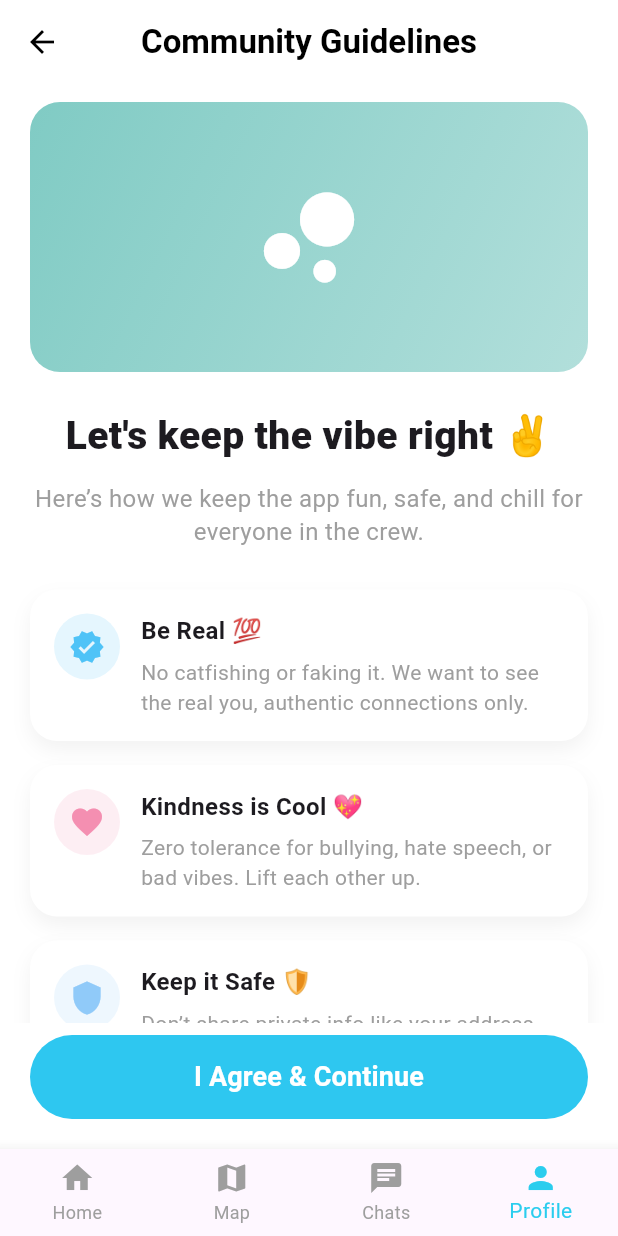
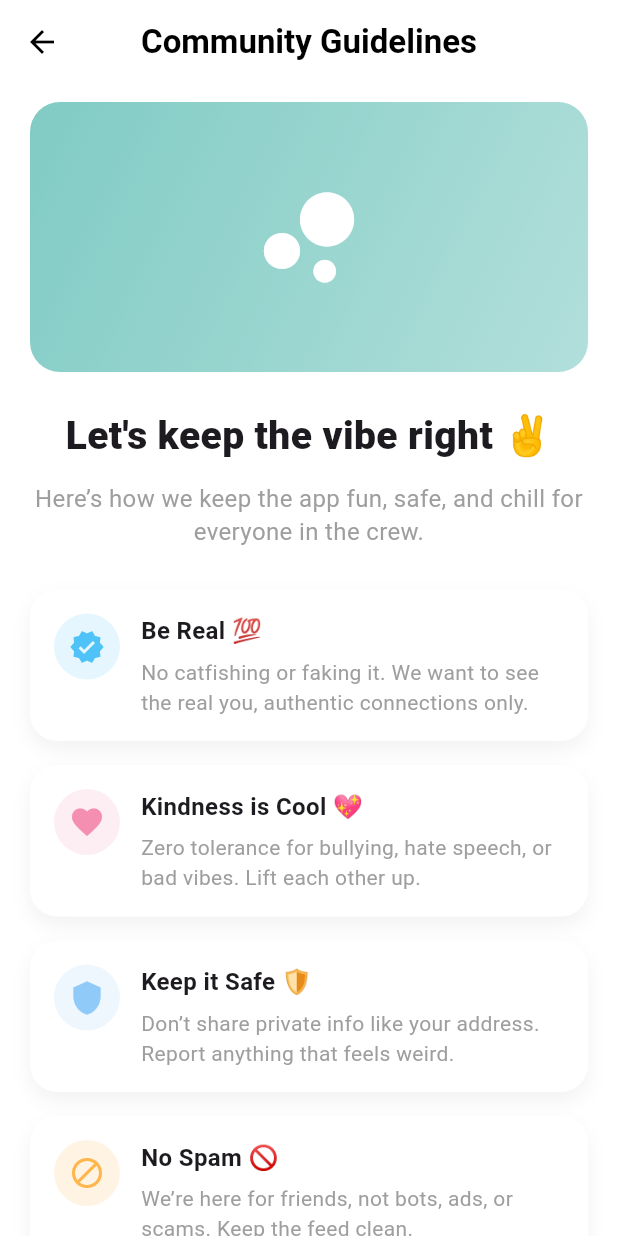
Before and after one commit to SajidSaleemKhattak/poke_up, a Flutter app: the SettingsScreen screen opened by its route, after a tap on "Community Guidelines", on a phone screen of 412 x 824 dp. Run offline on Flutter 3.47's test engine with Material 3 defaults, Android fonts, the phone set to English and light mode, and no system bars; our stand-ins replace cloud_firestore, firebase_auth, firebase_core, firebase_storage, flutter_dotenv, geocoding and 7 more; accounts and stored records are empty.

```diff
--- a/lib/ux/screens/navigation.dart
+++ b/lib/ux/screens/navigation.dart
@@ -68,7 +68,7 @@ class Navigation extends StatelessWidget {
     final String location = GoRouterState.of(context).uri.toString();
 
     if (location.startsWith('/app/map')) return 1;
-    if (location.startsWith('/app/convesations')) return 2;
+    if (location.startsWith('/app/conversations')) return 2;
     if (location.startsWith('/app/profile')) return 3;
 
     return 0; // home_feed
@@ -78,36 +78,6 @@ class Navigation extends StatelessWidget {
 class _ChatsIcon extends StatelessWidget {
   @override
   Widget build(BuildContext context) {
-    return StreamBuilder<int>(
-      stream: ChatService.unreadConversationsCountStream,
-      builder: (context, snapshot) {
-        final count = snapshot.data ?? 0;
-        return Stack(
-          clipBehavior: Clip.none,
-          children: [
-            const Icon(Icons.chat),
-            if (count > 0)
-              Positioned(
-                right: -2,
-                top: -2,
-                child: Container(
-                  padding: const EdgeInsets.symmetric(
-                    horizontal: 6,
-                    vertical: 2,
-                  ),
-                  decoration: const BoxDecoration(
-                    color: Colors.red,
-                    borderRadius: BorderRadius.all(Radius.circular(10)),
-                  ),
-                  child: Text(
-                    count.toString(),
-                    style: const TextStyle(color: Colors.white, fontSize: 10),
-                  ),
-                ),
-              ),
-          ],
-        );
-      },
-    );
+    return const Icon(Icons.chat);
   }
 }
--- a/lib/ux/screens/profile_screen_8.dart
+++ b/lib/ux/screens/profile_screen_8.dart
@@ -81,7 +81,7 @@ class _ProfileScreenState extends State<ProfileScreen> {
                       ),
                       const Spacer(),
                       GestureDetector(
-                        onTap: () => context.push('/app/profile/settings'),
+                        onTap: () => context.push('/settings'),
                         child: const Icon(Icons.settings),
                       ),
                     ],
--- a/lib/ux/sub_screens/community_guideline_screen.dart
+++ b/lib/ux/sub_screens/community_guideline_screen.dart
@@ -140,35 +140,6 @@ class CommunityGuidelinesScreen extends StatelessWidget {
               ),
             ),
           ),
-
-          // 🔹 Bottom CTA
-          Padding(
-            padding: const EdgeInsets.fromLTRB(20, 8, 20, 20),
-            child: SizedBox(
-              width: double.infinity,
-              height: 56,
-              child: ElevatedButton(
-                onPressed: () {
-                  Navigator.pop(context);
-                },
-                style: ElevatedButton.styleFrom(
-                  backgroundColor: const Color(0xFF2EC7F0),
-                  shape: RoundedRectangleBorder(
-                    borderRadius: BorderRadius.circular(30),
-                  ),
-                  elevation: 0,
-                ),
-                child: const Text(
-                  "I Agree & Continue",
-                  style: TextStyle(
-                    fontSize: 18,
-                    fontWeight: FontWeight.w700,
-                    color: Colors.white,
-                  ),
-                ),
-              ),
-            ),
-          ),
         ],
       ),
     );
--- a/lib/ux/sub_screens/settings_screen.dart
+++ b/lib/ux/sub_screens/settings_screen.dart
@@ -59,7 +59,7 @@ class SettingsScreen extends StatelessWidget {
               icon: Icons.verified_user_outlined,
               title: "Community Guidelines",
               trailing: Icons.open_in_new,
-              onTap: () => context.push("/app/profile/community_guideline"),
+              onTap: () => context.push("/community_guideline"),
             ),
 
             const Spacer(),
```
Also changed, not shown: lib/routes/app_route_config.dart (+11 -6 lines), lib/ux/screens/conversations_screen_7.dart (+2 -20 lines), lib/ux/screens/home_feed_5.dart (+14 -9 lines).
